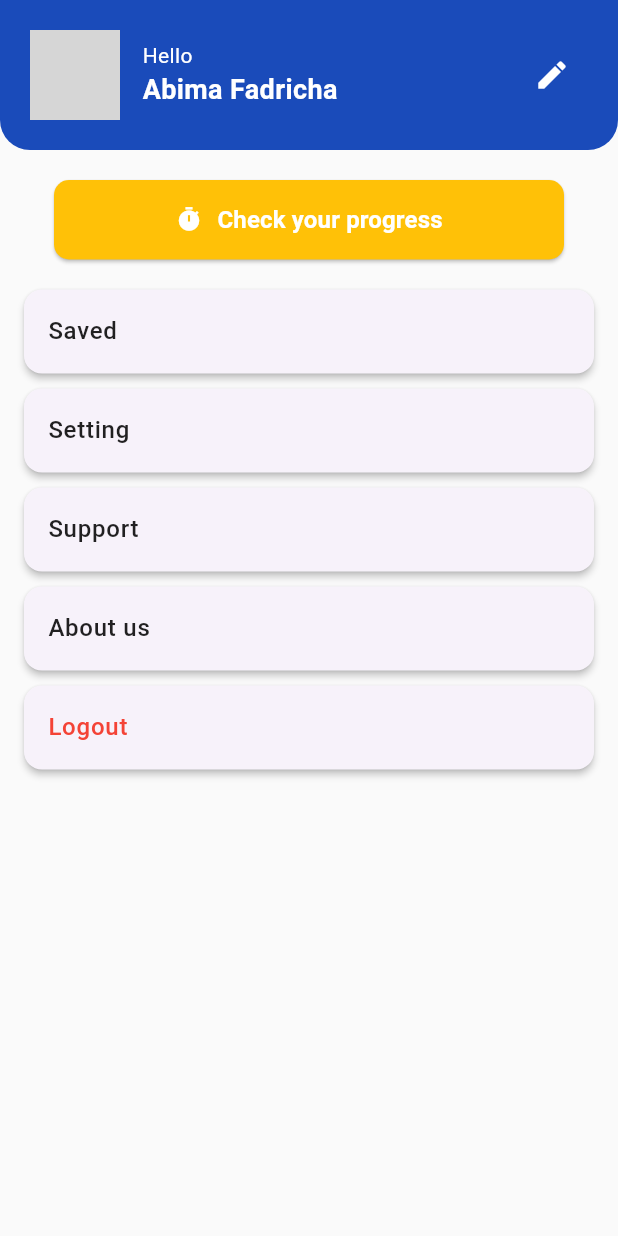
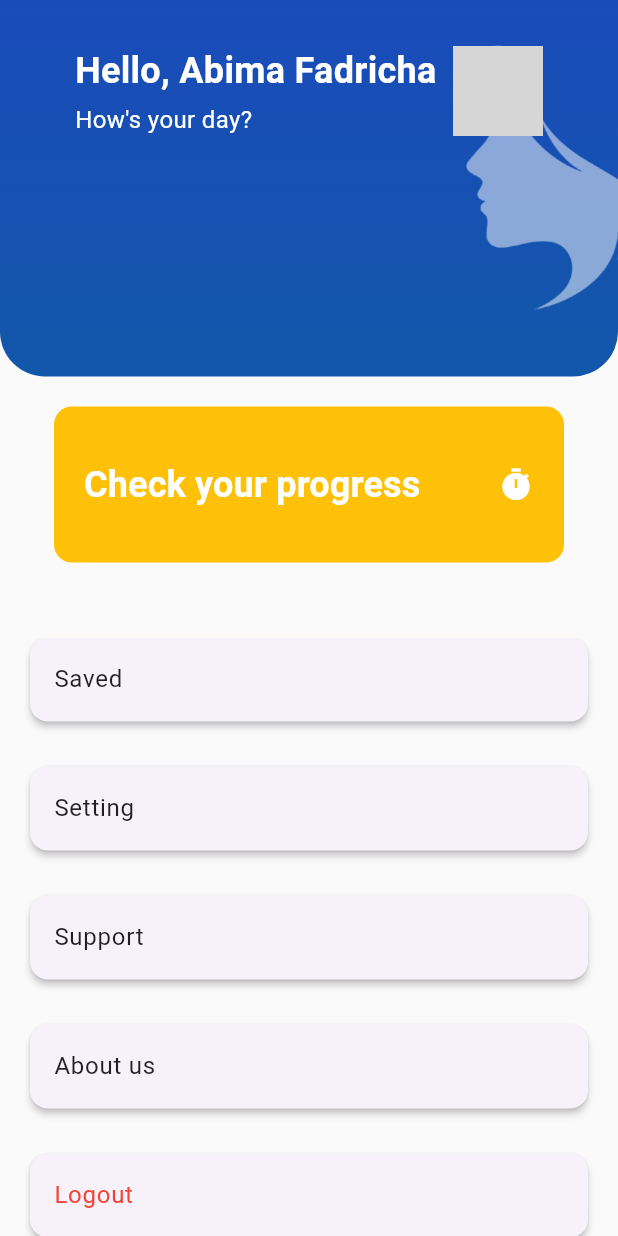
Before and after one commit to reysilvaa/PBL-rekomendasi-skincare, a Flutter app: the ProfileScreen screen opened by its route, on a phone screen of 412 x 824 dp. Run offline on Flutter 3.47's test engine with Material 3 defaults, Android fonts, the phone set to English and light mode, and no system bars; our stand-ins replace camera; grey boxes are pictures that could not be loaded.

Commit message:
profile main page done

```diff
--- a/lib/screens/profile_screen.dart
+++ b/lib/screens/profile_screen.dart
@@ -33,16 +33,40 @@ class ProfileScreen extends StatelessWidget {
                   onPressed: () => _checkProgress(context),
                 ),
               ),
-              const SizedBox(height: 20),
+              const SizedBox(height: 50),
               Expanded(
                 child: ListView(
-                  padding: const EdgeInsets.symmetric(horizontal: 16),
+                  padding: const EdgeInsets.symmetric(horizontal: 20),
                   children: [
-                    _buildMenuItem('Saved', context),
-                    _buildMenuItem('Setting', context),
-                    _buildMenuItem('Support', context),
-                    _buildMenuItem('About us', context),
-                    _buildMenuItem('Logout', context, isLogout: true),
+                    MenuItem(
+                      title: 'Saved',
+                      onTap: () {
+                        // Handle saved items
+                      },
+                    ),
+                    MenuItem(
+                      title: 'Setting',
+                      onTap: () {
+                        // Handle settings
+                      },
+                    ),
+                    MenuItem(
+                      title: 'Support',
+                      onTap: () {
+                        // Handle support
+                      },
+                    ),
+                    MenuItem(
+                      title: 'About us',
+                      onTap: () {
+                        // Handle about
+                      },
+                    ),
+                    MenuItem(
+                      title: 'Logout',
+                      isLogout: true,
+                      onTap: () => _handleLogout(context),
+                    ),
                   ],
                 ),
               ),
@@ -52,34 +76,4 @@ class ProfileScreen extends StatelessWidget {
       ),
     );
   }
-
-  Widget _buildMenuItem(String title, BuildContext context,
-      {bool isLogout = false}) {
-    return Card(
-      elevation: 2,
-      margin: const EdgeInsets.only(bottom: 10), // Jarak antar item
-      shape: RoundedRectangleBorder(
-        borderRadius: BorderRadius.circular(12),
-      ),
-      child: ListTile(
-        title: Text(
-          title,
-          style: TextStyle(
-            fontSize: 16,
-            fontWeight: FontWeight.w500,
-            color: isLogout
-                ? Colors.red
-                : Colors.black87, // Warna berbeda untuk Logout
-          ),
-        ),
-        onTap: () {
-          if (isLogout) {
-            _handleLogout(context);
-          } else {
-            // Handle other menu items
-          }
-        },
-      ),
-    );
-  }
 }
--- a/lib/widgets/profile/menu_item.dart
+++ b/lib/widgets/profile/menu_item.dart
@@ -15,7 +15,13 @@ class MenuItem extends StatelessWidget {
 
   @override
   Widget build(BuildContext context) {
-    return ListTile(
+    return Card(
+      elevation: 2,
+      margin: const EdgeInsets.only(bottom: 30), // Jarak antar item
+      shape: RoundedRectangleBorder(
+        borderRadius: BorderRadius.circular(12),
+      ),
+      child: ListTile(
         title: Text(
           title,
           style: TextStyle(
@@ -24,6 +30,7 @@ class MenuItem extends StatelessWidget {
           ),
         ),
         onTap: onTap,
+      ),
     );
   }
 }
--- a/lib/widgets/profile/profile_header.dart
+++ b/lib/widgets/profile/profile_header.dart
@@ -13,49 +13,98 @@ class ProfileHeader extends StatelessWidget {
   @override
   Widget build(BuildContext context) {
     return Container(
-      padding: const EdgeInsets.all(20),
-      decoration: const BoxDecoration(
-        color: Color(0xFF1A4BBA),
-        borderRadius: BorderRadius.only(
-          bottomLeft: Radius.circular(20),
-          bottomRight: Radius.circular(20),
+      width: double.infinity,
+      decoration: BoxDecoration(
+        gradient: const LinearGradient(
+          begin: Alignment.topCenter,
+          end: Alignment.bottomCenter,
+          colors: [Color(0xFF1A4BBA), Color(0xFF1257AA)],
+        ),
+        borderRadius: const BorderRadius.only(
+          bottomLeft: Radius.circular(30),
+          bottomRight: Radius.circular(30),
         ),
       ),
-      child: Row(
-        children: [
-          CircleAvatar(
-            radius: 30,
-            backgroundImage: AssetImage(imageUrl),
-          ),
-          const SizedBox(width: 15),
-          Column(
-            crossAxisAlignment: CrossAxisAlignment.start,
+      child: ClipRRect(
+        borderRadius: const BorderRadius.only(
+          bottomLeft: Radius.circular(30),
+          bottomRight: Radius.circular(30),
+        ),
+        child: SafeArea(
+          top: false, // No top padding from SafeArea
+          child: Stack(
             children: [
-              const Text(
-                'Hello',
-                style: TextStyle(
-                  color: Colors.white,
-                  fontSize: 14,
+              // Decorative pattern on the right (optional)
+              Positioned(
+                right: -75,
+                top: 0,
+                bottom: 0,
+                child: Opacity(
+                  opacity: 0.5,
+                  child: Transform.scale(
+                    scaleX: -1, // Flip the image horizontally
+                    child: ColorFiltered(
+                      colorFilter: const ColorFilter.mode(
+                        Colors.white,
+                        BlendMode.srcIn,
+                      ),
+                      child: Image.asset(
+                        'assets/pattern.png', // Ensure this asset exists
+                        fit: BoxFit.contain,
+                      ),
+                    ),
+                  ),
                 ),
               ),
-              Text(
-                name,
-                style: const TextStyle(
-                  color: Colors.white,
-                  fontSize: 18,
-                  fontWeight: FontWeight.bold,
+
+              // Main content
+              Padding(
+                padding: const EdgeInsets.fromLTRB(
+                    50, 30, 50, 80), // Adjust bottom padding
+                child: Column(
+                  crossAxisAlignment: CrossAxisAlignment.start,
+                  mainAxisSize: MainAxisSize.min,
+                  children: [
+                    Row(
+                      mainAxisAlignment: MainAxisAlignment.spaceBetween,
+                      children: [
+                        Column(
+                          crossAxisAlignment: CrossAxisAlignment.start,
+                          children: [
+                            Text(
+                              'Hello, $name',
+                              style: const TextStyle(
+                                color: Colors.white,
+                                fontSize: 24,
+                                fontWeight: FontWeight.bold,
+                                letterSpacing: 0.2,
+                              ),
+                            ),
+                            const SizedBox(height: 4),
+                            const Text(
+                              "How's your day?",
+                              style: TextStyle(
+                                color: Colors.white,
+                                fontSize: 16,
+                                fontWeight: FontWeight.w400,
+                              ),
+                            ),
+                          ],
+                        ),
+                        CircleAvatar(
+                          radius: 30,
+                          backgroundImage: AssetImage(imageUrl),
+                        ),
+                      ],
+                    ),
+                    const SizedBox(
+                        height: 80), // Maintain space where the search bar was
+                  ],
                 ),
               ),
             ],
           ),
-          const Spacer(),
-          IconButton(
-            icon: const Icon(Icons.edit, color: Colors.white),
-            onPressed: () {
-              // Handle edit profile
-            },
-          ),
-        ],
+        ),
       ),
     );
   }
--- a/lib/widgets/profile/progress_button.dart
+++ b/lib/widgets/profile/progress_button.dart
@@ -11,30 +11,45 @@ class ProgressButton extends StatelessWidget {
   @override
   Widget build(BuildContext context) {
     return Padding(
-      padding: const EdgeInsets.symmetric(horizontal: 20),
+      padding:
+          const EdgeInsets.symmetric(horizontal: 20), // Padding di luar tombol
       child: ElevatedButton(
         onPressed: onPressed,
         style: ElevatedButton.styleFrom(
+          // Menggunakan warna latar belakang cerah
           backgroundColor: Colors.amber,
-          padding: const EdgeInsets.symmetric(vertical: 15),
+          padding: const EdgeInsets.symmetric(
+              vertical: 20), // Padding vertikal di dalam tombol
           shape: RoundedRectangleBorder(
-            borderRadius: BorderRadius.circular(10),
+            borderRadius: BorderRadius.circular(12), // Sudut bulat
           ),
+          // Menghilangkan shadow
+          elevation: 0,
         ),
+        child: Container(
+          padding: const EdgeInsets.symmetric(
+              horizontal: 20,
+              vertical: 15), // Tambah padding horizontal di dalam tombol
           child: Row(
-          mainAxisAlignment: MainAxisAlignment.center,
-          children: const [
-            Icon(Icons.timer, color: Colors.white),
-            SizedBox(width: 10),
-            Text(
+            mainAxisAlignment: MainAxisAlignment
+                .spaceBetween, // Mengatur jarak antara teks dan ikon
+            children: [
+              Expanded(
+                // Menggunakan Expanded agar teks mengambil ruang yang tersisa
+                child: Text(
                   'Check your progress',
-              style: TextStyle(
+                  style: const TextStyle(
                     color: Colors.white,
-                fontSize: 16,
+                    fontSize: 24, // Ukuran font diperbesar
                     fontWeight: FontWeight.bold,
                   ),
                 ),
+              ),
+              const SizedBox(width: 20), // Jarak antara teks dan ikon
+              const Icon(Icons.timer,
+                  color: Colors.white, size: 24), // Ikon di sebelah kanan
             ],
+          ),
         ),
       ),
     );
```
Lines whose indentation alone changed are shown as unchanged.
